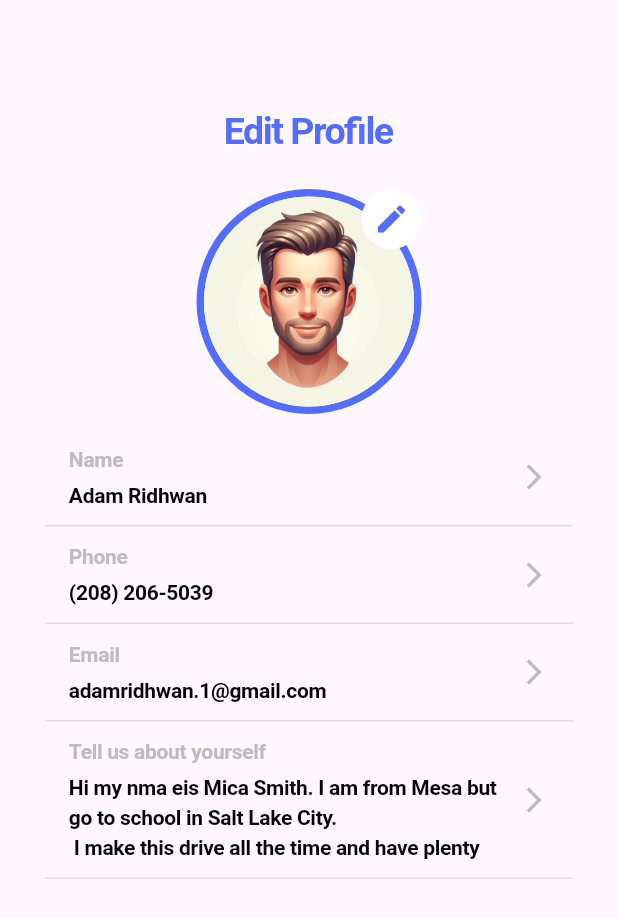
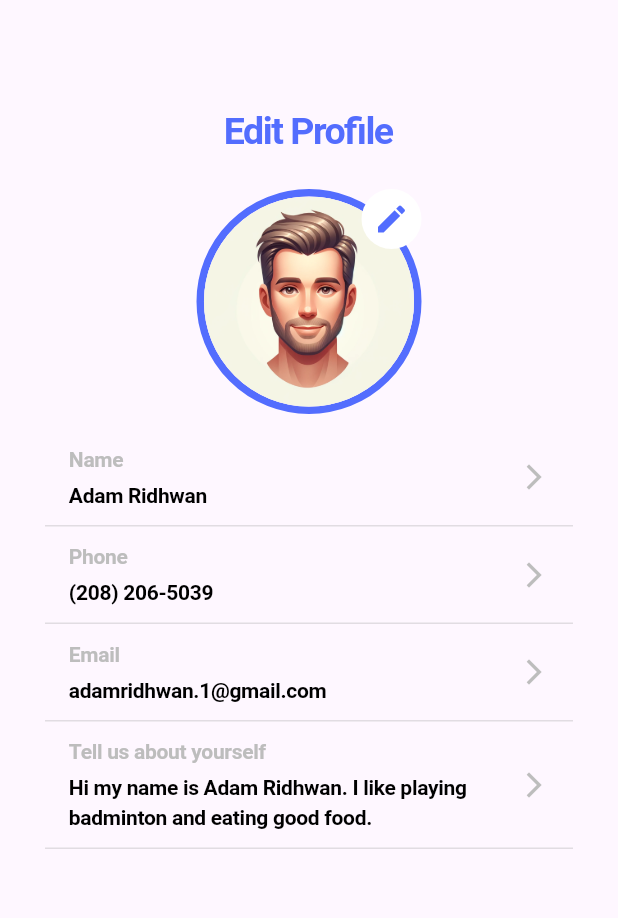
Before and after one commit to adam-ridhwan/approachable_geek_coding_challenge, a Flutter app: the screen it shows after launch, on a phone screen of 412 x 824 dp. Shown: the top 918 px of the screen. Run offline on Flutter 3.47's test engine with Material 3 defaults, Android fonts, the light colour scheme and no system bars; our stand-ins replace mask_text_input_formatter; missing offline and left inert: flutter_glow.

Commit message:
initial commit

```diff
--- a/lib/main.dart
+++ b/lib/main.dart
@@ -1,8 +1,11 @@
 import 'package:flutter/material.dart';
+import 'package:flutter_learn_the_basics/controller/user_controller.dart';
+import 'package:flutter_learn_the_basics/models/user.dart';
+import 'package:flutter_learn_the_basics/screens/edit_bio_page.dart';
+import 'package:flutter_learn_the_basics/screens/edit_email_page.dart';
 import 'package:flutter_learn_the_basics/screens/edit_name_page.dart';
 import 'package:flutter_learn_the_basics/screens/edit_phone_page.dart';
-import 'package:flutter_learn_the_basics/screens/edit_email_page.dart';
-import 'package:flutter_learn_the_basics/screens/edit_bio_page.dart';
+import 'package:flutter_learn_the_basics/screens/edit_photo_page.dart';
 
 void main() {
   runApp(const MyApp());
@@ -16,37 +19,25 @@ class MyApp extends StatefulWidget {
 }
 
 class _MyAppState extends State<MyApp> {
-  String firstName = 'Adam';
-  String lastName = 'Ridhwan';
-  String phone = '(208) 206-5039';
-  String email = 'adamridhwan.1@gmail.com';
-  String bio = 'Hi my nma eis Mica Smith. I am from Mesa but go to school in Salt Lake City. \n '
-      'I make this drive all the time '
-      'and have plenty';
+  late final UserController userController;
 
-  void updateName(String firstName, String lastName) {
-    setState(() {
-      this.firstName = firstName;
-      this.lastName = lastName;
-    });
+  @override
+  void initState() {
+    super.initState();
+    userController = UserController(
+      User(
+        firstName: 'Adam',
+        lastName: 'Ridhwan',
+        phone: '(208) 206-5039',
+        email: 'adamridhwan.1@gmail.com',
+        bio: 'Hi my name is Adam Ridhwan. I like playing badminton and eating good food.',
+        image: 'assets/avatar.png',
+      ),
+    );
   }
 
-  void updatePhone(String phone) {
-    setState(() {
-      this.phone = phone;
-    });
-  }
-
-  void updateEmail(String email) {
-    setState(() {
-      this.email = email;
-    });
-  }
-
-  void updateBio(String bio) {
-    setState(() {
-      this.bio = bio;
-    });
+  void updateUserProfile(Map<String, String> updates) {
+    setState(() => userController.updateAttributes(updates));
   }
 
   @override
@@ -59,7 +50,7 @@ class _MyAppState extends State<MyApp> {
           child: ListView(
             children: <Widget>[
               _headerText(),
-              _avatarImage(),
+              _avatarImage(context),
               _editProfileList(context),
             ],
           ),
@@ -85,8 +76,21 @@ class _MyAppState extends State<MyApp> {
     );
   }
 
-  Widget _avatarImage() {
+  Widget _avatarImage(BuildContext context) {
+    return Builder(builder: (context) {
       return Center(
+        child: InkWell(
+          onTap: () {
+            Navigator.of(context).push(
+              PageRouteBuilder(
+                pageBuilder: (context, animation, secondaryAnimation) =>
+                    EditPhotoPage(image: userController.user.image),
+                transitionsBuilder: (context, animation, secondaryAnimation, child) =>
+                    FadeTransition(opacity: animation, child: child),
+                transitionDuration: const Duration(milliseconds: 200),
+              ),
+            );
+          },
           child: Stack(
             children: <Widget>[
               Container(
@@ -94,7 +98,8 @@ class _MyAppState extends State<MyApp> {
                   border: Border.all(color: Colors.indigoAccent, width: 5.0),
                   shape: BoxShape.circle,
                 ),
-            child: const CircleAvatar(radius: 70, backgroundImage: AssetImage('assets/avatar.png')),
+                child: CircleAvatar(
+                    radius: 70, backgroundImage: AssetImage(userController.user.image)),
               ),
               Positioned(
                 top: 0,
@@ -108,7 +113,9 @@ class _MyAppState extends State<MyApp> {
               ),
             ],
           ),
+        ),
       );
+    });
   }
 
   Widget _editProfileList(BuildContext context) {
@@ -180,35 +187,43 @@ class _MyAppState extends State<MyApp> {
   List<ProfileItem> get profileEditOptions => [
         ProfileItem(
           label: 'Name',
-          text: '$firstName $lastName',
+          text: '${userController.user.firstName} ${userController.user.lastName}',
           editPageBuilder: () => EditNamePage(
-            firstName: firstName,
-            lastName: lastName,
-            updateName: updateName,
+            firstName: userController.user.firstName,
+            lastName: userController.user.lastName,
+            updateUserProfile: (String newFirstName, String newLastName) {
+              updateUserProfile({'firstName': newFirstName, 'lastName': newLastName});
+            },
           ),
         ),
         ProfileItem(
           label: 'Phone',
-          text: phone,
+          text: userController.user.phone,
           editPageBuilder: () => EditPhonePage(
-            phone: phone,
-            updatePhone: updatePhone,
+            phone: userController.user.phone,
+            updateUserProfile: (String newPhone) {
+              updateUserProfile({'phone': newPhone});
+            },
           ),
         ),
         ProfileItem(
           label: 'Email',
-          text: email,
+          text: userController.user.email,
           editPageBuilder: () => EditEmailPage(
-            email: email,
-            updateEmail: updateEmail,
+            email: userController.user.email,
+            updateUserProfile: (String newEmail) {
+              updateUserProfile({'email': newEmail});
+            },
           ),
         ),
         ProfileItem(
           label: 'Tell us about yourself',
-          text: bio,
+          text: userController.user.bio,
           editPageBuilder: () => EditBioPage(
-            bio: bio,
-            updateBio: updateBio,
+            bio: userController.user.bio,
+            updateUserProfile: (String newBio) {
+              updateUserProfile({'bio': newBio});
+            },
           ),
         ),
       ];
--- /dev/null
+++ b/lib/models/user.dart
@@ -0,0 +1,17 @@
+class User {
+  String firstName;
+  String lastName;
+  String phone;
+  String email;
+  String bio;
+  String image;
+
+  User({
+    required this.firstName,
+    required this.lastName,
+    required this.phone,
+    required this.email,
+    required this.bio,
+    required this.image,
+  });
+}
--- a/lib/screens/edit_bio_page.dart
+++ b/lib/screens/edit_bio_page.dart
@@ -5,12 +5,12 @@ import 'package:flutter_learn_the_basics/widgets/custom_update_button.dart';
 
 class EditBioPage extends StatefulWidget {
   final String bio;
-  final Function(String) updateBio;
+  final Function(String) updateUserProfile;
 
   const EditBioPage({
     Key? key,
     required this.bio,
-    required this.updateBio,
+    required this.updateUserProfile,
   }) : super(key: key);
 
   @override
@@ -55,7 +55,7 @@ class _EditBioPageState extends State<EditBioPage> {
       }
 
       // Update the bio
-      widget.updateBio(bioController.text);
+      widget.updateUserProfile(bioController.text);
     } finally {
       if (mounted) {
         setState(() {
--- a/lib/screens/edit_email_page.dart
+++ b/lib/screens/edit_email_page.dart
@@ -5,12 +5,12 @@ import 'package:flutter_learn_the_basics/widgets/custom_update_button.dart';
 
 class EditEmailPage extends StatefulWidget {
   final String email;
-  final Function(String email) updateEmail;
+  final Function(String email) updateUserProfile;
 
   const EditEmailPage({
     Key? key,
     required this.email,
-    required this.updateEmail,
+    required this.updateUserProfile,
   }) : super(key: key);
 
   @override
@@ -69,7 +69,7 @@ class _EditEmailPageState extends State<EditEmailPage> {
       }
 
       // Update the email
-      widget.updateEmail(emailController.text);
+      widget.updateUserProfile(emailController.text);
     } finally {
       if (mounted) {
         setState(() {
--- a/lib/screens/edit_name_page.dart
+++ b/lib/screens/edit_name_page.dart
@@ -6,13 +6,13 @@ import 'package:flutter_learn_the_basics/widgets/custom_update_button.dart';
 class EditNamePage extends StatefulWidget {
   final String firstName;
   final String lastName;
-  final Function(String, String) updateName;
+  final Function(String, String) updateUserProfile;
 
   const EditNamePage({
     Key? key,
     required this.firstName,
     required this.lastName,
-    required this.updateName,
+    required this.updateUserProfile,
   }) : super(key: key);
 
   @override
@@ -68,7 +68,7 @@ class _EditNamePageState extends State<EditNamePage> {
       String updatedLastName = lastNameController.text;
 
       // Update the name
-      widget.updateName(updatedFirstName, updatedLastName);
+      widget.updateUserProfile(updatedFirstName, updatedLastName);
     } finally {
       if (mounted) {
         setState(() {
```
Also changed, not shown: lib/controller/user_controller.dart (added, +33 -0 lines), lib/screens/edit_phone_page.dart (+4 -3 lines), lib/screens/edit_photo_page.dart (+93 -7 lines). Lines whose indentation alone changed are shown as unchanged.
